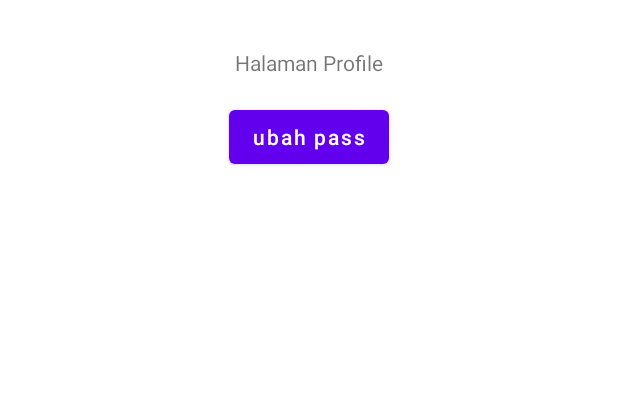
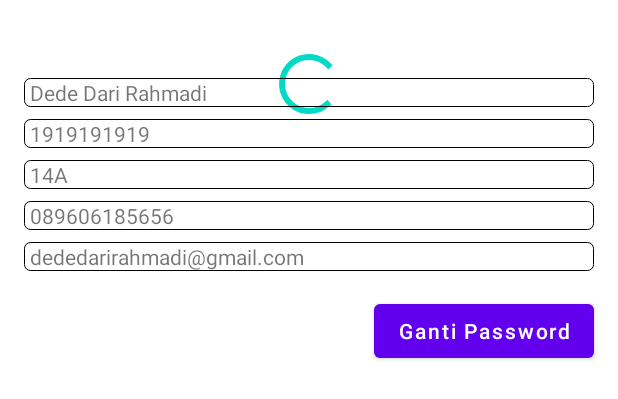
Before and after one commit to dedeDR18/TheInventory, an Android app: the layout fragment_profile.xml on its own in the app's theme, with its tools: preview values and no code run, on a phone screen of 412 x 824 dp. Shown: the top 399 px of the screen. Run offline under Robolectric (Android 15) with nearby library versions, the phone set to English and light mode, and no system bars.

Commit message:
add profile

```diff
--- a/app/src/main/java/id/learn/android/theinventory/di/Module.kt
+++ b/app/src/main/java/id/learn/android/theinventory/di/Module.kt
@@ -10,6 +10,7 @@ import id.learn.android.theinventory.presentation.daftar.DaftarViewModel
 import id.learn.android.theinventory.presentation.databarang.DataBarangViewModel
 import id.learn.android.theinventory.presentation.login.LoginViewModel
 import id.learn.android.theinventory.presentation.main.MainViewModel
+import id.learn.android.theinventory.presentation.profile.ProfileViewModel
 import org.koin.android.viewmodel.dsl.viewModel
 import org.koin.dsl.module
 
@@ -27,6 +28,7 @@ val viewModelModule = module {
     viewModel { LoginViewModel(get()) }
     viewModel { MainViewModel(get()) }
     viewModel { DataBarangViewModel(get()) }
+    viewModel { ProfileViewModel(get()) }
 }
 
 private fun provideAuthInstance(): FirebaseAuth {
--- a/app/src/main/java/id/learn/android/theinventory/domain/model/User.kt
+++ b/app/src/main/java/id/learn/android/theinventory/domain/model/User.kt
@@ -1,6 +1,7 @@
 package id.learn.android.theinventory.domain.model
 
 import android.os.Parcelable
+import android.provider.ContactsContract
 import kotlinx.parcelize.Parcelize
 
 @Parcelize
@@ -9,5 +10,6 @@ data class User(
     val nim: Int,
     val kelas: String,
     val noHp: String,
-    val role: String
+    val role: String,
+    val email: String
 ) : Parcelable
--- a/app/src/main/java/id/learn/android/theinventory/domain/repository/IAuthRepository.kt
+++ b/app/src/main/java/id/learn/android/theinventory/domain/repository/IAuthRepository.kt
@@ -13,4 +13,5 @@ interface IAuthRepository {
     fun login(email: String, password: String): LiveData<User>
     fun logout():Boolean
     fun fetchDataBarang(): LiveData<List<Barang>>
+    fun fetchUserProfile(): LiveData<User>
 }
--- a/app/src/main/java/id/learn/android/theinventory/domain/usecase/Interactor.kt
+++ b/app/src/main/java/id/learn/android/theinventory/domain/usecase/Interactor.kt
@@ -10,5 +10,6 @@ class Interactor (private val repository: IAuthRepository): Usecase{
     override fun doLogin(email: String, password: String) = repository.login(email,password)
     override fun doLogout() = repository.logout()
     override fun doGetDataBarang() = repository.fetchDataBarang()
+    override fun doGetProfile() = repository.fetchUserProfile()
 
 }
--- a/app/src/main/java/id/learn/android/theinventory/domain/usecase/Usecase.kt
+++ b/app/src/main/java/id/learn/android/theinventory/domain/usecase/Usecase.kt
@@ -10,4 +10,5 @@ interface Usecase{
     fun doLogout():Boolean
 
     fun doGetDataBarang(): LiveData<List<Barang>>
+    fun doGetProfile(): LiveData<User>
 }
--- a/app/src/main/java/id/learn/android/theinventory/presentation/login/LoginFragment.kt
+++ b/app/src/main/java/id/learn/android/theinventory/presentation/login/LoginFragment.kt
@@ -13,6 +13,7 @@ import android.widget.Toast
 import androidx.appcompat.app.AppCompatActivity
 import androidx.core.widget.addTextChangedListener
 import androidx.fragment.app.Fragment
+import androidx.fragment.app.activityViewModels
 import androidx.lifecycle.Observer
 import androidx.navigation.NavController
 import androidx.navigation.Navigation
@@ -20,6 +21,7 @@ import com.google.firebase.auth.FirebaseAuth
 import id.learn.android.theinventory.R
 import id.learn.android.theinventory.databinding.FragmentLoginBinding
 import id.learn.android.theinventory.presentation.main.MainActivity
+import id.learn.android.theinventory.presentation.main.MainViewModel
 import org.koin.android.viewmodel.ext.android.viewModel
 
 
@@ -58,6 +60,7 @@ class LoginFragment : Fragment() {
             //
             val email = binding.otfEmail.editText!!.text.toString()
             val password = binding.otfPassword.editText!!.text.toString()
+            binding.pbLogin.visibility = View.VISIBLE
             binding.otfEmail.clearFocus()
             binding.otfPassword.clearFocus()
 
@@ -65,8 +68,10 @@ class LoginFragment : Fragment() {
             vm.login(email, password)
             vm.currentUser!!.observe(viewLifecycleOwner, Observer { currentUser ->
                 if (currentUser != null) {
+                    binding.pbLogin.visibility = View.GONE
                     navController.navigate(R.id.action_loginFragment_to_homeFragment)
                 } else {
+                    binding.pbLogin.visibility = View.GONE
                     Toast.makeText(requireActivity(), "Login gagal...", Toast.LENGTH_SHORT)
                         .show()
                 }
--- a/app/src/main/java/id/learn/android/theinventory/presentation/main/MainActivity.kt
+++ b/app/src/main/java/id/learn/android/theinventory/presentation/main/MainActivity.kt
@@ -6,6 +6,7 @@ import android.view.MenuItem
 import android.view.View
 import android.widget.Toast
 import androidx.appcompat.app.AppCompatActivity
+import androidx.lifecycle.Observer
 import androidx.navigation.NavController
 import androidx.navigation.findNavController
 import androidx.navigation.ui.AppBarConfiguration
@@ -14,6 +15,7 @@ import androidx.navigation.ui.setupActionBarWithNavController
 import androidx.navigation.ui.setupWithNavController
 import id.learn.android.theinventory.R
 import id.learn.android.theinventory.databinding.ActivityMainBinding
+import id.learn.android.theinventory.domain.model.User
 import org.koin.android.viewmodel.ext.android.viewModel
 
 class MainActivity : AppCompatActivity() {
@@ -33,6 +35,7 @@ class MainActivity : AppCompatActivity() {
 
         //init navController
         navController = findNavController(R.id.nav_host_fragment)
+
 
         //changeToolbarTitle()
 
@@ -107,10 +110,9 @@ class MainActivity : AppCompatActivity() {
     override fun onOptionsItemSelected(item: MenuItem): Boolean {
         when(item.itemId){
             R.id.menu_profile -> {
-                Toast.makeText(this, "click profile", Toast.LENGTH_SHORT).show()
+                navController.navigate(R.id.profileFragment)
             }
             R.id.menu_logout -> {
-                Toast.makeText(this, "click logout", Toast.LENGTH_SHORT).show()
                 vm.logout()
                 navController.popBackStack()
             }
--- /dev/null
+++ b/app/src/main/res/drawable/bg_profile_field.xml
@@ -0,0 +1,8 @@
+<?xml version="1.0" encoding="utf-8"?>
+<shape xmlns:android="http://schemas.android.com/apk/res/android">
+
+    <stroke android:color="@color/black" android:width="0.1dp"/>
+    <solid android:color="@android:color/transparent"/>
+    <corners android:radius="4dp" />
+
+</shape>
--- a/app/src/main/res/layout/fragment_profile.xml
+++ b/app/src/main/res/layout/fragment_profile.xml
@@ -2,32 +2,124 @@
 <layout xmlns:android="http://schemas.android.com/apk/res/android"
     xmlns:app="http://schemas.android.com/apk/res-auto"
     xmlns:tools="http://schemas.android.com/tools">
+
+    <data>
+        <import type="android.view.View"/>
+        <variable
+            name="user"
+            type="id.learn.android.theinventory.domain.model.User" />
+
+    </data>
 
 <androidx.constraintlayout.widget.ConstraintLayout
     android:layout_width="match_parent"
     android:layout_height="match_parent"
     tools:context=".presentation.profile.ProfileFragment">
 
-    <TextView
-        android:id="@+id/tv_halaman_profile"
+    <ProgressBar
+        android:visibility="@{user == null  ? View.VISIBLE: View.GONE, default = gone}"
+        android:id="@+id/pb_profile"
         android:layout_width="wrap_content"
         android:layout_height="wrap_content"
         android:layout_marginTop="32dp"
-        android:text="Halaman Profile"
         app:layout_constraintEnd_toEndOf="parent"
         app:layout_constraintStart_toStartOf="parent"
         app:layout_constraintTop_toTopOf="parent" />
 
+
+
+    <TextView
+        android:visibility="@{user == null  ? View.INVISIBLE: View.VISIBLE, default = invisible}"
+        android:paddingStart="4dp"
+        android:background="@drawable/bg_profile_field"
+        android:id="@+id/tv_name"
+        android:text="@{user.nama}"
+        android:layout_width="0dp"
+        android:layout_height="wrap_content"
+        android:layout_marginStart="16dp"
+        android:layout_marginTop="52dp"
+        android:layout_marginEnd="16dp"
+        app:layout_constraintEnd_toEndOf="parent"
+        app:layout_constraintStart_toStartOf="parent"
+        app:layout_constraintTop_toTopOf="parent"
+        tools:text="Dede Dari Rahmadi" />
+
+
+    <TextView
+        android:visibility="@{user == null  ? View.INVISIBLE: View.VISIBLE, default = invisible}"
+        android:paddingStart="4dp"
+        android:background="@drawable/bg_profile_field"
+        android:id="@+id/tv_nim"
+        android:text="@{String.valueOf(user.nim)}"
+        android:layout_width="0dp"
+        android:layout_height="wrap_content"
+        android:layout_marginStart="16dp"
+        android:layout_marginTop="8dp"
+        android:layout_marginEnd="16dp"
+        app:layout_constraintEnd_toEndOf="parent"
+        app:layout_constraintStart_toStartOf="parent"
+        app:layout_constraintTop_toBottomOf="@+id/tv_name"
+        tools:text="1919191919" />
+
+    <TextView
+        android:visibility="@{user == null  ? View.INVISIBLE: View.VISIBLE, default = invisible}"
+        android:paddingStart="4dp"
+        android:background="@drawable/bg_profile_field"
+        android:id="@+id/tv_kelas"
+        android:text="@{user.kelas}"
+        android:layout_width="0dp"
+        android:layout_height="wrap_content"
+        android:layout_marginStart="16dp"
+        android:layout_marginTop="8dp"
+        android:layout_marginEnd="16dp"
+        app:layout_constraintEnd_toEndOf="parent"
+        app:layout_constraintStart_toStartOf="parent"
+        app:layout_constraintTop_toBottomOf="@+id/tv_nim"
+        tools:text="14A" />
+
+    <TextView
+        android:visibility="@{user == null  ? View.INVISIBLE: View.VISIBLE, default = invisible}"
+        android:paddingStart="4dp"
+        android:background="@drawable/bg_profile_field"
+        android:id="@+id/tv_nohp"
+        android:text="@{user.noHp}"
+        android:layout_width="0dp"
+        android:layout_height="wrap_content"
+        android:layout_marginStart="16dp"
+        android:layout_marginTop="8dp"
+        android:layout_marginEnd="16dp"
+        app:layout_constraintEnd_toEndOf="parent"
+        app:layout_constraintStart_toStartOf="parent"
+        app:layout_constraintTop_toBottomOf="@+id/tv_kelas"
+        tools:text="089606185656" />
+
+    <TextView
+        android:visibility="@{user == null  ? View.INVISIBLE: View.VISIBLE, default = invisible}"
+        android:paddingStart="4dp"
+        android:background="@drawable/bg_profile_field"
+        android:id="@+id/tv_email"
+        android:text="@{user.email}"
+        android:layout_width="0dp"
+        android:layout_height="wrap_content"
+        android:layout_marginStart="16dp"
+        android:layout_marginTop="8dp"
+        android:layout_marginEnd="16dp"
+        app:layout_constraintEnd_toEndOf="parent"
+        app:layout_constraintStart_toStartOf="parent"
+        app:layout_constraintTop_toBottomOf="@+id/tv_nohp"
+        tools:text="dededarirahmadi@gmail.com" />
+
     <com.google.android.material.button.MaterialButton
+        android:visibility="@{user == null  ? View.INVISIBLE: View.VISIBLE, default = invisible}"
         android:id="@+id/btn_ubah_pass"
         android:layout_width="wrap_content"
         android:layout_height="wrap_content"
         android:layout_marginTop="16dp"
-        android:text="ubah pass"
+        android:layout_marginEnd="16dp"
+        android:text="Ganti Password"
         android:textAllCaps="false"
         app:layout_constraintEnd_toEndOf="parent"
-        app:layout_constraintStart_toStartOf="parent"
-        app:layout_constraintTop_toBottomOf="@+id/tv_halaman_profile" />
+        app:layout_constraintTop_toBottomOf="@+id/tv_email" />
 </androidx.constraintlayout.widget.ConstraintLayout>
 
 </layout>
```
Also changed, not shown: app/src/main/java/id/learn/android/theinventory/data/firebase/auth/AuthRepository.kt (+28 -2 lines), app/src/main/java/id/learn/android/theinventory/presentation/main/MainViewModel.kt (+11 -0 lines), app/src/main/java/id/learn/android/theinventory/presentation/profile/ProfileFragment.kt (+14 -0 lines), app/src/main/java/id/learn/android/theinventory/presentation/profile/ProfileViewModel.kt (added, +17 -0 lines), app/src/main/res/layout/fragment_login.xml (+10 -0 lines).
